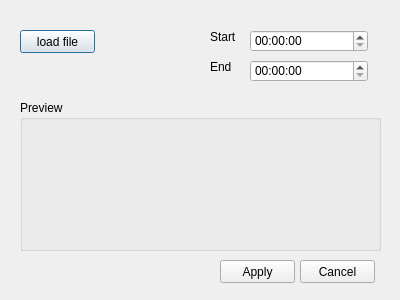
This is DisplaySelector/additemdialog.ui in AlexRadacki/QtSfCM as Qt 5 draws it before an edit. The edited form follows.
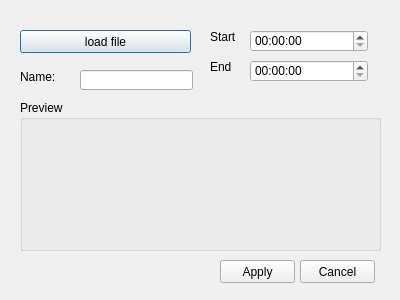
This is the edited form.

Patch:
```diff
--- a/DisplaySelector/additemdialog.ui
+++ b/DisplaySelector/additemdialog.ui
@@ -18,7 +18,7 @@
     <rect>
      <x>20</x>
      <y>30</y>
-     <width>75</width>
+     <width>171</width>
      <height>23</height>
     </rect>
    </property>
@@ -117,6 +117,29 @@
     <string>Apply</string>
    </property>
   </widget>
+  <widget class="QLineEdit" name="nameLineEdit">
+   <property name="geometry">
+    <rect>
+     <x>80</x>
+     <y>70</y>
+     <width>113</width>
+     <height>20</height>
+    </rect>
+   </property>
+  </widget>
+  <widget class="QLabel" name="label">
+   <property name="geometry">
+    <rect>
+     <x>20</x>
+     <y>70</y>
+     <width>47</width>
+     <height>13</height>
+    </rect>
+   </property>
+   <property name="text">
+    <string>Name:</string>
+   </property>
+  </widget>
  </widget>
  <resources/>
  <connections/>
```
